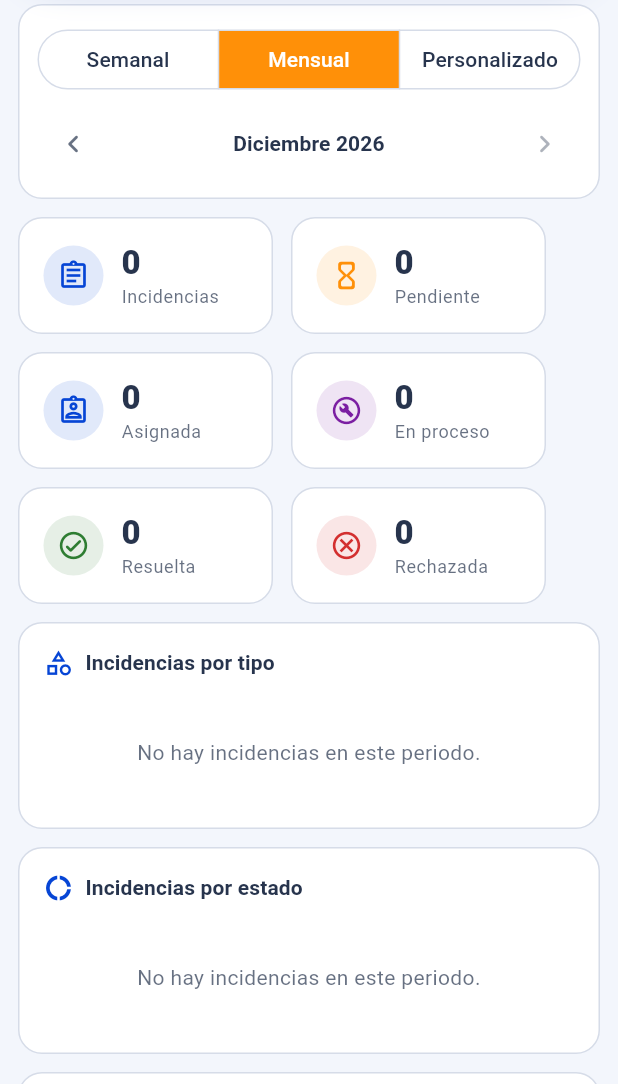
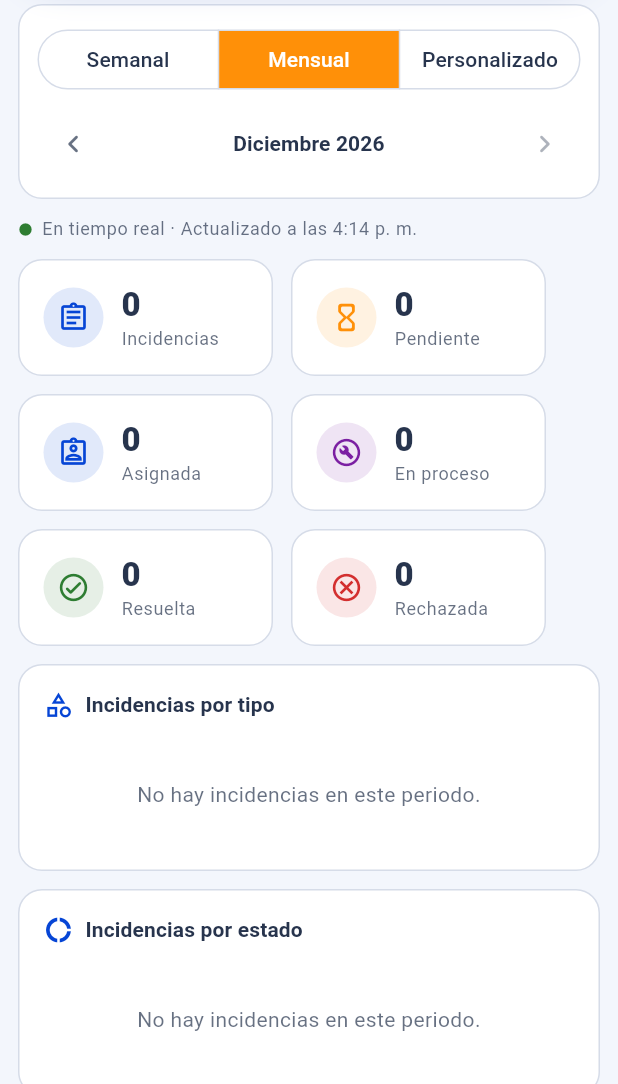
Before and after one commit to ShadowFirmware/FIXO, a Flutter app: the AdminStatisticsScreen screen opened by its route, after a tap on "Mensual", on a phone screen of 412 x 824 dp, the part 152-1236 px from its top. Run offline on Flutter 3.47's test engine with Material 3 defaults, Android fonts, the phone set to English and light mode, and no system bars; our stand-ins replace cloud_firestore, firebase_auth, firebase_core, image_picker, pdf, printing and 1 more; accounts and stored records are empty.

Commit message:
feat(T-4.12.8): actualizar las estadísticas con los cambios del sistema
Las estadísticas se recalculan con cada cambio de Firestore y muestran
la hora de la última actualización; al cambiar de periodo deja de
escuchar el anterior y, si falla, permite reintentar.

Co-Authored-By: Claude Opus 5.5 <noreply@anthropic.com>

```diff
--- a/lib/features/admin/presentation/providers/incident_stats_view_model.dart
+++ b/lib/features/admin/presentation/providers/incident_stats_view_model.dart
@@ -14,7 +14,8 @@ enum StatsState { loading, loaded, error }
 /// ViewModel del dashboard de estadísticas de incidencias (HU-4.12).
 ///
 /// Escucha en Firestore las incidencias creadas en el periodo
-/// seleccionado; al cambiar de periodo deja de escuchar el anterior.
+/// seleccionado, así que las estadísticas se recalculan solas con cada
+/// cambio del sistema; al cambiar de periodo deja de escuchar el anterior.
 class IncidentStatsViewModel extends ChangeNotifier {
   IncidentStatsViewModel({
     IncidentAdminRepository? repository,
@@ -93,10 +94,28 @@ class IncidentStatsViewModel extends ChangeNotifier {
     _notify();
   }
 
+  /// Vuelve a escuchar el periodo después de un error.
+  void retry() {
+    if (!_started || _state != StatsState.error) return;
+    _listen();
+    _notify();
+  }
+
+  DateTime? _updatedAt;
+
+  /// Cuándo llegaron los últimos cambios de Firestore. Cambia cada vez que
+  /// se registra, asigna, rechaza o resuelve una incidencia del periodo.
+  DateTime? get updatedAt => _updatedAt;
+
+  /// Deja de escuchar el periodo anterior, para que sus cambios no se
+  /// mezclen con los del nuevo.
   void _listen() {
     _subscription?.cancel();
     _state = StatsState.loading;
     _errorMessage = null;
+    _incidents = const [];
+    _stats = IncidentStats.empty;
+    _updatedAt = null;
     _subscription = _repository
         .watchPeriod(_period.start, _period.end)
         .listen(_onIncidents, onError: _onError);
@@ -107,6 +126,7 @@ class IncidentStatsViewModel extends ChangeNotifier {
     _stats = IncidentStats.from(incidents);
     _errorMessage = null;
     _state = StatsState.loaded;
+    _updatedAt = _clock();
     _notify();
   }
 
--- a/lib/features/admin/presentation/screens/admin_statistics_screen.dart
+++ b/lib/features/admin/presentation/screens/admin_statistics_screen.dart
@@ -2,6 +2,7 @@ import 'package:flutter/material.dart';
 
 import '../../../../app/routes/route_names.dart';
 import '../../../../core/theme/app_colors.dart';
+import '../../../../core/utils/date_formats.dart';
 import '../../../../shared/widgets/fixo_app_bar.dart';
 import '../../../incidents/domain/entities/incident.dart';
 import '../../../incidents/presentation/widgets/incident_status_view.dart';
@@ -91,6 +92,12 @@ class _AdminStatisticsScreenState extends State<AdminStatisticsScreen> {
           HistoryEmptyMessage(
             icon: Icons.cloud_off_outlined,
             text: vm.errorMessage!,
+            action: OutlinedButton.icon(
+              key: const Key('stats.retry'),
+              onPressed: vm.retry,
+              icon: const Icon(Icons.refresh_rounded),
+              label: const Text('Reintentar'),
+            ),
           ),
         ];
       case StatsState.loaded:
@@ -100,6 +107,25 @@ class _AdminStatisticsScreenState extends State<AdminStatisticsScreen> {
     final stats = vm.stats;
     const empty = StatsEmpty(IncidentStatsViewModel.noIncidentsMessage);
     return [
+      if (vm.updatedAt case final updatedAt?)
+        Padding(
+          padding: const EdgeInsets.only(bottom: 12),
+          child: Row(
+            key: const Key('stats.live'),
+            children: [
+              const Icon(Icons.circle, size: 10, color: AppColors.success),
+              const SizedBox(width: 6),
+              Expanded(
+                child: Text(
+                  'En tiempo real · Actualizado a las '
+                  '${DateFormats.time(updatedAt)}',
+                  style: Theme.of(context).textTheme.bodySmall
+                      ?.copyWith(color: AppColors.textSecondary),
+                ),
+              ),
+            ],
+          ),
+        ),
       Wrap(
         spacing: 12,
         runSpacing: 12,
```
